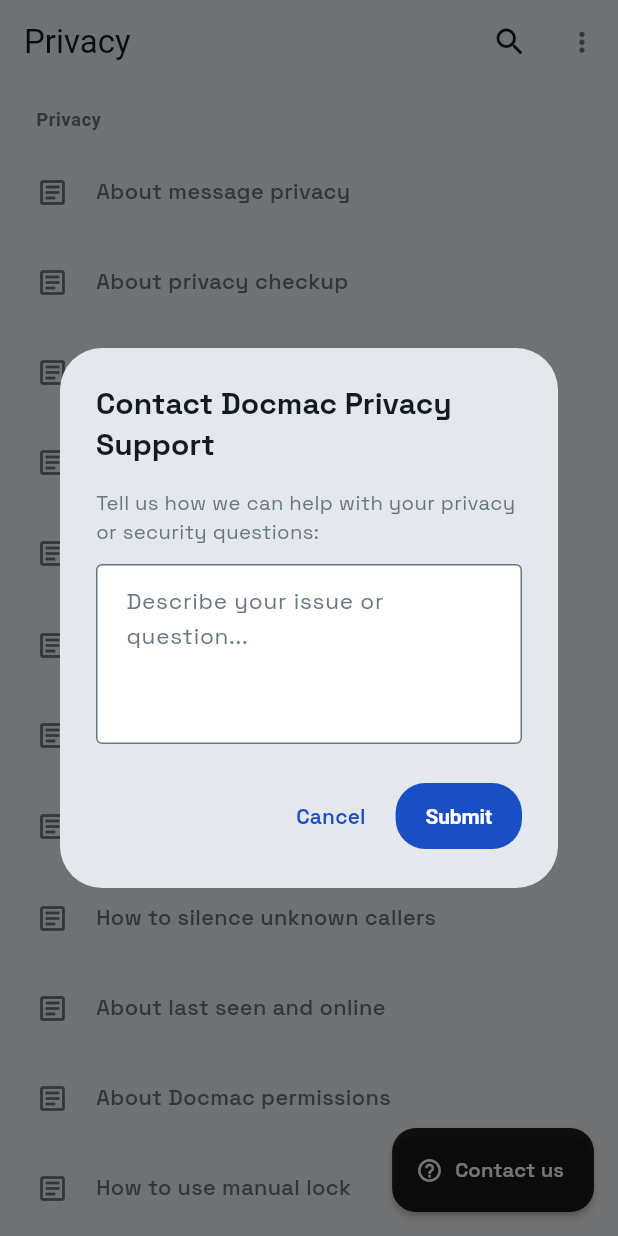
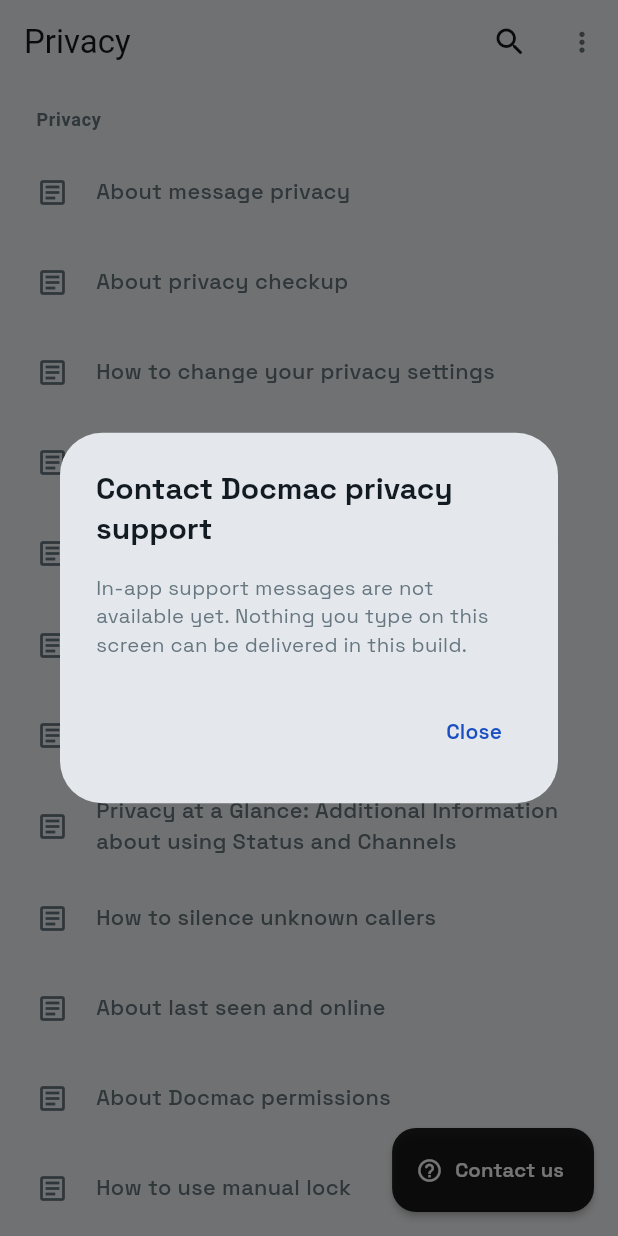
Before and after one commit to jackbarisere8/DOCMAC, a Flutter app: the PrivacyHelpPage screen opened by its route, after a tap on "Contact us", on a phone screen of 412 x 824 dp. Run offline on Flutter 3.47's test engine with Material 3 defaults, Android fonts, the phone set to English and light mode, and no system bars; our stand-ins replace cloud_firestore, cloud_functions, firebase_analytics, firebase_auth, firebase_core, firebase_crashlytics and 6 more; missing offline and left inert: record; accounts and stored records are empty.

Commit message:
fix(ui): remove remaining fake success claims
Google and Apple sign-in now say they are unavailable instead of ready. Privacy support no longer pretends to submit a request. Moments are described as session-only, sharing with a person is no longer claimed, and archive removal says nothing was deleted from Docmac. Profile editing states that only the name is saved to the account and reverts the displayed name if the update fails. The manual app-lock confirmation no longer overclaims as an app lock.

```diff
--- a/lib/features/me/presentation/pages/me_page.dart
+++ b/lib/features/me/presentation/pages/me_page.dart
@@ -260,10 +260,11 @@
       // The local profile remains editable when Firebase is not configured.
     } catch (_) {
       if (mounted) {
+        setState(() => _name = name);
         ScaffoldMessenger.of(context).showSnackBar(
           const SnackBar(
             content: Text(
-              'Could not update your name online. Changes saved locally.',
+              'Could not update your name online. The change was not applied.',
             ),
           ),
         );
@@ -2708,6 +2709,13 @@
                 'A clear headline and location make your profile feel human.',
                 style: Theme.of(context).textTheme.bodyMedium,
               ),
+              const SizedBox(height: 8),
+              Text(
+                'Only your name is saved to your account in this build. '
+                'Headline, bio, location, links, and contact details are not '
+                'saved or published yet.',
+                style: Theme.of(context).textTheme.bodySmall,
+              ),
               const SizedBox(height: 18),
               _ProfileField(controller: _nameController, label: 'Name'),
               const SizedBox(height: 12),
--- a/lib/features/moments/presentation/pages/moment_archive_page.dart
+++ b/lib/features/moments/presentation/pages/moment_archive_page.dart
@@ -180,8 +180,10 @@
         SnackBar(
           content: Text(
             count == 1
-                ? 'Moment removed from your archive.'
-                : '$count moments removed from your archive.',
+                ? 'Preview only: removed from this local archive. '
+                    'Nothing was deleted from Docmac.'
+                : 'Preview only: $count moments removed from this local '
+                    'archive. Nothing was deleted from Docmac.',
           ),
         ),
       );
@@ -807,7 +809,7 @@
             ),
             const SizedBox(height: 6),
             Text(
-              'Moments move here after their 24 hours are up.',
+              'Moment archiving is not available yet in this build.',
               textAlign: TextAlign.center,
               style: TextStyle(
                 color: scheme.onSurfaceVariant,
--- a/lib/features/moments/presentation/pages/moments_page.dart
+++ b/lib/features/moments/presentation/pages/moments_page.dart
@@ -134,9 +134,7 @@
     setState(() => _myMoments.insert(0, moment));
     _showToast(
       context,
-      AppFeatureFlags.localPreviews
-          ? 'Moment shared with ${draft.audience.toLowerCase()} for 24 hours.'
-          : 'Moment saved on this device. Sharing is not available yet.',
+      'Moment added for this session. Sharing is not available yet.',
     );
   }
 
@@ -189,7 +187,7 @@
       _peopleMoments.removeWhere((item) => item.id == moment.id);
       _savedMoments.remove(moment.id);
     });
-    _showToast(context, 'Moment deleted.');
+    _showToast(context, 'Moment removed for this session.');
   }
 
   Future<void> _handleMomentAction(_Moment moment, String action) async {
@@ -305,7 +303,7 @@
             title: 'Your moments',
             detail: AppFeatureFlags.localPreviews
                 ? 'Only you can see who watched'
-                : 'Stored on this device in this build',
+                : 'Visible only in this session',
             count: _myMoments.length,
           ),
           const SizedBox(height: 8),
@@ -384,8 +382,8 @@
           Expanded(
             child: Text(
               AppFeatureFlags.localPreviews
-                  ? 'New moments will be shared with $person.'
-                  : 'New moments are saved on this device only. Sharing with $person is not available yet.',
+                  ? 'Preview only: new moments stay in this session. Sharing with $person is not available yet.'
+                  : 'New moments stay in this session only. Sharing with $person is not available yet.',
               style: TextStyle(
                 color: scheme.onSurface,
                 fontSize: 12,
--- a/lib/features/settings/presentation/pages/privacy_help_page.dart
+++ b/lib/features/settings/presentation/pages/privacy_help_page.dart
@@ -124,42 +124,18 @@
 
   void _openContactUs() {
     HapticFeedback.selectionClick();
-    final controller = TextEditingController();
     showDialog<void>(
       context: context,
       builder: (dialogCtx) => AlertDialog(
-        title: const Text('Contact Docmac Privacy Support'),
-        content: Column(
-          mainAxisSize: MainAxisSize.min,
-          crossAxisAlignment: CrossAxisAlignment.start,
-          children: [
-            const Text(
-              'Tell us how we can help with your privacy or security questions:',
-            ),
-            const SizedBox(height: 12),
-            TextField(
-              controller: controller,
-              maxLines: 4,
-              decoration: const InputDecoration(
-                hintText: 'Describe your issue or question...',
-                border: OutlineInputBorder(),
-              ),
-            ),
-          ],
+        title: const Text('Contact Docmac privacy support'),
+        content: const Text(
+          'In-app support messages are not available yet. Nothing you type '
+          'on this screen can be delivered in this build.',
         ),
         actions: [
           TextButton(
             onPressed: () => Navigator.pop(dialogCtx),
-            child: const Text('Cancel'),
-          ),
-          FilledButton(
-            onPressed: () {
-              Navigator.pop(dialogCtx);
-              ScaffoldMessenger.of(context).showSnackBar(
-                const SnackBar(content: Text('Support request submitted.')),
-              );
-            },
-            child: const Text('Submit'),
+            child: const Text('Close'),
           ),
         ],
       ),
--- a/lib/features/settings/presentation/pages/settings_page.dart
+++ b/lib/features/settings/presentation/pages/settings_page.dart
@@ -745,7 +745,7 @@
     if (!mounted) return;
     _pinController.text = '••••';
     ScaffoldMessenger.of(context).showSnackBar(
-      const SnackBar(content: Text('Passcode saved. App lock is ready.')),
+      const SnackBar(content: Text('Passcode saved. Manual lock is ready.')),
     );
   }
 
```
Also changed, not shown: lib/features/auth/presentation/pages/auth_page.dart (+12 -2 lines), 1 other file.
